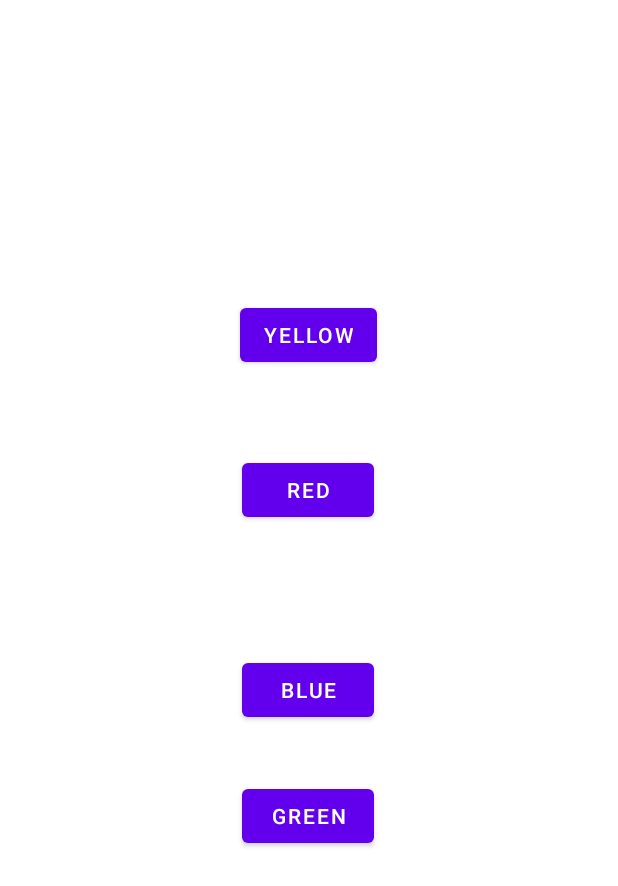
After one commit to andre279m/proj-cm-12, an Android app: the layout activity_simon.xml on its own in the app's theme, with its tools: preview values and no code run, on a phone screen of 412 x 824 dp. The commit adds this screen. Shown: the top 886 px of the screen. Run offline under Robolectric (Android 15) with nearby library versions, the phone set to English and light mode, and no system bars.

Commit message:
simon game working without movement sensor

```diff
--- /dev/null
+++ b/app/src/main/res/layout/activity_simon.xml
@@ -0,0 +1,59 @@
+<?xml version="1.0" encoding="utf-8"?>
+<androidx.constraintlayout.widget.ConstraintLayout xmlns:android="http://schemas.android.com/apk/res/android"
+    xmlns:app="http://schemas.android.com/apk/res-auto"
+    xmlns:tools="http://schemas.android.com/tools"
+    android:layout_width="match_parent"
+    android:layout_height="match_parent"
+    tools:context=".Simon">
+
+    <Button
+        android:id="@+id/yellow"
+        android:layout_width="wrap_content"
+        android:layout_height="wrap_content"
+        android:text="yellow"
+        app:layout_constraintBottom_toBottomOf="parent"
+        app:layout_constraintEnd_toEndOf="parent"
+        app:layout_constraintHorizontal_bias="0.498"
+        app:layout_constraintStart_toStartOf="parent"
+        app:layout_constraintTop_toTopOf="parent"
+        app:layout_constraintVertical_bias="0.257" />
+
+    <Button
+        android:id="@+id/red"
+        android:layout_width="wrap_content"
+        android:layout_height="wrap_content"
+        android:layout_marginTop="37dp"
+        android:text="red"
+        app:layout_constraintBottom_toBottomOf="parent"
+        app:layout_constraintEnd_toEndOf="parent"
+        app:layout_constraintHorizontal_bias="0.498"
+        app:layout_constraintStart_toStartOf="parent"
+        app:layout_constraintTop_toBottomOf="@+id/yellow"
+        app:layout_constraintVertical_bias="0.037" />
+
+    <Button
+        android:id="@+id/blue"
+        android:layout_width="wrap_content"
+        android:layout_height="wrap_content"
+        android:layout_marginTop="85dp"
+        android:text="blue"
+        app:layout_constraintBottom_toBottomOf="parent"
+        app:layout_constraintEnd_toEndOf="parent"
+        app:layout_constraintHorizontal_bias="0.498"
+        app:layout_constraintStart_toStartOf="parent"
+        app:layout_constraintTop_toBottomOf="@+id/red"
+        app:layout_constraintVertical_bias="0.0" />
+
+    <Button
+        android:id="@+id/green"
+        android:layout_width="wrap_content"
+        android:layout_height="wrap_content"
+        android:layout_marginTop="36dp"
+        android:text="green"
+        app:layout_constraintBottom_toBottomOf="parent"
+        app:layout_constraintEnd_toEndOf="parent"
+        app:layout_constraintHorizontal_bias="0.498"
+        app:layout_constraintStart_toStartOf="parent"
+        app:layout_constraintTop_toBottomOf="@+id/blue"
+        app:layout_constraintVertical_bias="0.0" />
+</androidx.constraintlayout.widget.ConstraintLayout>
--- a/app/src/main/res/values-night/themes.xml
+++ b/app/src/main/res/values-night/themes.xml
@@ -1,6 +1,6 @@
 <resources xmlns:tools="http://schemas.android.com/tools">
     <!-- Base application theme. -->
-    <style name="Theme.InGame" parent="Theme.MaterialComponents.DayNight.DarkActionBar">
+    <style name="Theme.Simon" parent="Theme.MaterialComponents.DayNight.DarkActionBar">
         <!-- Primary brand color. -->
         <item name="colorPrimary">@color/purple_200</item>
         <item name="colorPrimaryVariant">@color/purple_700</item>
--- a/app/src/main/res/values/colors.xml
+++ b/app/src/main/res/values/colors.xml
@@ -7,5 +7,4 @@
     <color name="teal_700">#FF018786</color>
     <color name="black">#FF000000</color>
     <color name="white">#FFFFFFFF</color>
-    <color name="soft_gray">#FF888888</color>
 </resources>
--- a/app/src/main/res/values/strings.xml
+++ b/app/src/main/res/values/strings.xml
@@ -1,5 +1,3 @@
 <resources>
-    <string name="app_name">InGame</string>
-    <!-- TODO: Remove or change this placeholder text -->
-    <string name="hello_blank_fragment">Hello blank fragment</string>
+    <string name="app_name">simon</string>
 </resources>
--- a/app/src/main/res/values/themes.xml
+++ b/app/src/main/res/values/themes.xml
@@ -1,6 +1,6 @@
 <resources xmlns:tools="http://schemas.android.com/tools">
     <!-- Base application theme. -->
-    <style name="Theme.InGame" parent="Theme.MaterialComponents.DayNight.DarkActionBar">
+    <style name="Theme.Simon" parent="Theme.MaterialComponents.DayNight.DarkActionBar">
         <!-- Primary brand color. -->
         <item name="colorPrimary">@color/purple_500</item>
         <item name="colorPrimaryVariant">@color/purple_700</item>
```
Also changed, not shown: app/src/main/AndroidManifest.xml (+9 -43 lines), app/src/main/java/com/example/simon/MainActivity.java (added, +31 -0 lines), app/src/main/java/com/example/simon/SharedViewModel.java (added, +310 -0 lines), app/src/main/java/com/example/simon/Simon.java (added, +36 -0 lines), app/src/main/res/layout/activity_main.xml (+4 -34 lines).
